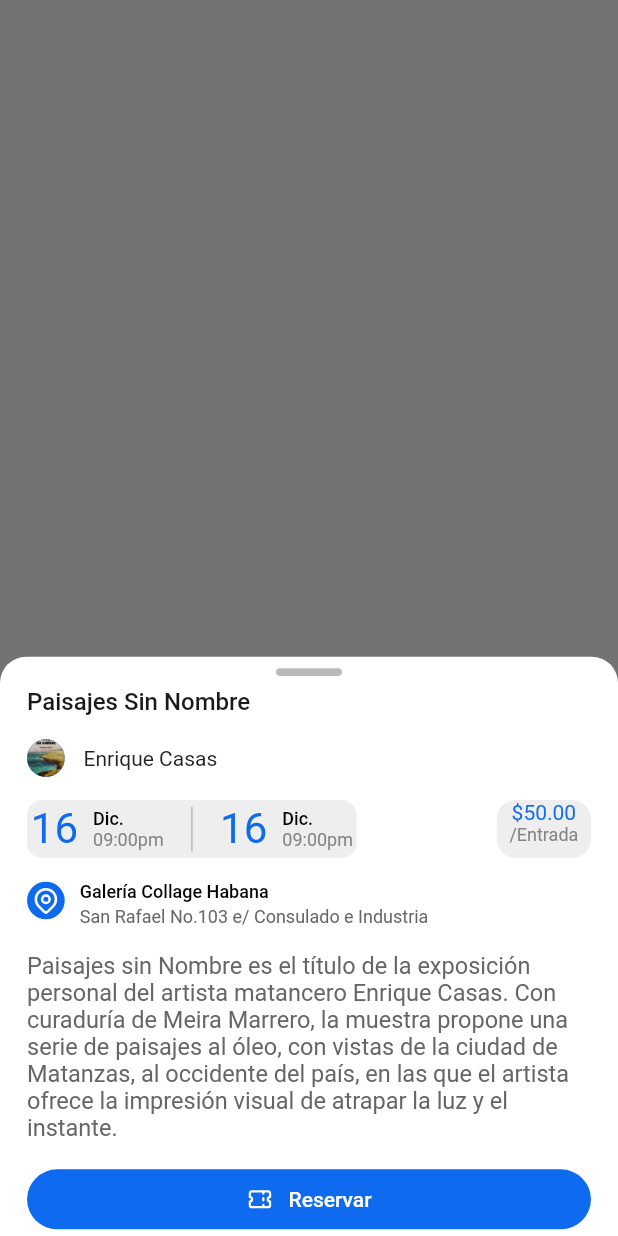
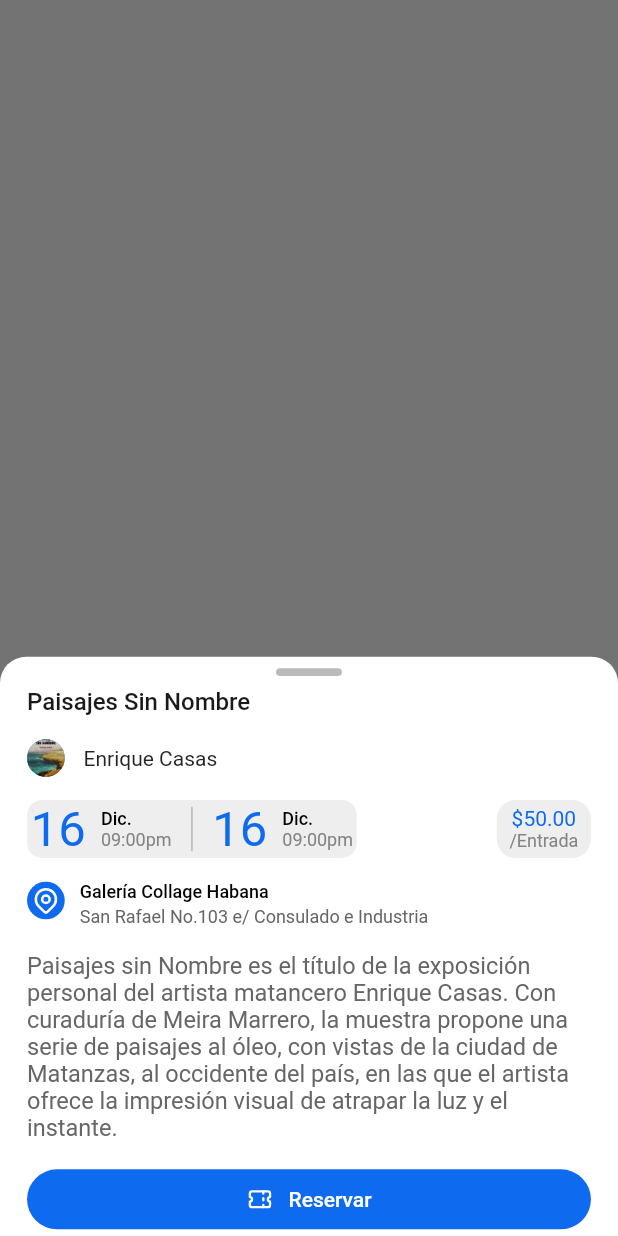
Before and after one commit to rogerordaz1/customer, a Flutter app: what showEventDetailBottomSheet() shows on an empty page, opened directly, on a phone screen of 412 x 824 dp. Run offline on Flutter 3.47's test engine with Material 2 defaults, Android fonts, the phone set to English and light mode, and no system bars; our stand-ins replace flutter_dotenv, flutter_screenutil, get, tabler_icons; missing offline and left inert: flutter_statusbarcolor_ns.

Commit message:
termiando el detail Event

```diff
--- a/lib/modules/home/widgets/event_card/event_date_and_time_widget.dart
+++ b/lib/modules/home/widgets/event_card/event_date_and_time_widget.dart
@@ -38,6 +38,7 @@ class EventDateAndTimeWidget extends StatelessWidget {
             color: const Color.fromRGBO(238, 238, 238, 1),
           ),
           child: const Column(
+            mainAxisAlignment: MainAxisAlignment.center,
             children: [
               Text(
                 "\$50.00",
@@ -76,13 +77,13 @@ class DateAndTimeWidgetItem extends StatelessWidget {
   Widget build(BuildContext context) {
     return Row(
       children: [
-        const Text(
+        Text(
           "16",
           style: TextStyle(
             fontFamily: "Roboto",
-            fontSize: 28,
+            fontSize: 26.sp,
             fontWeight: FontWeight.w400,
-            color: Color(0xff0e6bf0),
+            color: const Color(0xff0e6bf0),
           ),
           textAlign: TextAlign.left,
         ),
--- /dev/null
+++ b/lib/modules/home/widgets/event_detail/check_in_button.dart
@@ -0,0 +1,45 @@
+import 'package:flutter/material.dart';
+import 'package:flutter_screenutil/flutter_screenutil.dart';
+import 'package:tabler_icons/tabler_icons.dart';
+
+class CheckInButton extends StatelessWidget {
+  const CheckInButton({
+    super.key,
+  });
+
+  @override
+  Widget build(BuildContext context) {
+    return FilledButton(
+      style: ButtonStyle(
+        padding: MaterialStatePropertyAll(
+            EdgeInsets.symmetric(horizontal: 28.w, vertical: 6.h)),
+        backgroundColor: const MaterialStatePropertyAll(Color(0xff0E6BF0)),
+        alignment: Alignment.center,
+        shape: MaterialStatePropertyAll(
+          RoundedRectangleBorder(
+            borderRadius: BorderRadius.circular(20),
+          ),
+        ),
+      ),
+      onPressed: () {},
+      child: Row(
+        mainAxisAlignment: MainAxisAlignment.center,
+        children: [
+          const Icon(TablerIcons.ticket),
+          SizedBox(
+            width: 8.w,
+          ),
+          const Text(
+            "Reservar",
+            style: TextStyle(
+              fontFamily: "Roboto",
+              fontSize: 14,
+              fontWeight: FontWeight.w500,
+            ),
+            textAlign: TextAlign.left,
+          )
+        ],
+      ),
+    );
+  }
+}
--- a/lib/modules/home/widgets/event_detail_sheet/event_details_widget.dart
+++ b/lib/modules/home/widgets/event_detail/event_details_widget.dart
@@ -54,39 +54,7 @@ class EventDetailsWidget extends StatelessWidget {
             textAlign: TextAlign.left,
           ),
           SizedBox(height: 12.h),
-          FilledButton(
-            style: ButtonStyle(
-              padding: MaterialStatePropertyAll(
-                  EdgeInsets.symmetric(horizontal: 28.w, vertical: 6.h)),
-              backgroundColor:
-                  const MaterialStatePropertyAll(Color(0xff0E6BF0)),
-              alignment: Alignment.center,
-              shape: MaterialStatePropertyAll(
-                RoundedRectangleBorder(
-                  borderRadius: BorderRadius.circular(20),
-                ),
-              ),
-            ),
-            onPressed: () {},
-            child: Row(
-              mainAxisAlignment: MainAxisAlignment.center,
-              children: [
-                const Icon(TablerIcons.ticket),
-                SizedBox(
-                  width: 8.w,
-                ),
-                const Text(
-                  "Reservar",
-                  style: TextStyle(
-                    fontFamily: "Roboto",
-                    fontSize: 14,
-                    fontWeight: FontWeight.w500,
-                  ),
-                  textAlign: TextAlign.left,
-                )
-              ],
-            ),
-          )
+          const CheckInButton(),
         ],
       ),
     );
--- a/pubspec.yaml
+++ b/pubspec.yaml
@@ -14,6 +14,7 @@ dependencies:
   flutter_screenutil: ^5.9.0
   tabler_icons: ^2.5.0+1
   flutter_statusbarcolor_ns: ^0.5.0
+  carousel_slider: ^4.2.1
 
 
 dev_dependencies:
```
Also changed, not shown: lib/core/utils/botton_sheets/botton_sheets.dart (+4 -27 lines), lib/modules/home/widgets/event_detail/about_this_event_widget.dart (added, +101 -0 lines), lib/modules/home/widgets/event_detail/event_detail_full_widget.dart (added, +95 -0 lines), lib/modules/home/widgets/widgets.dart (+8 -2 lines), lib/modules/home/widgets/event_detail/draggable_indicator.dart (renamed from lib/modules/home/widgets/event_detail_sheet/draggable_indicator.dart), pubspec.lock.
